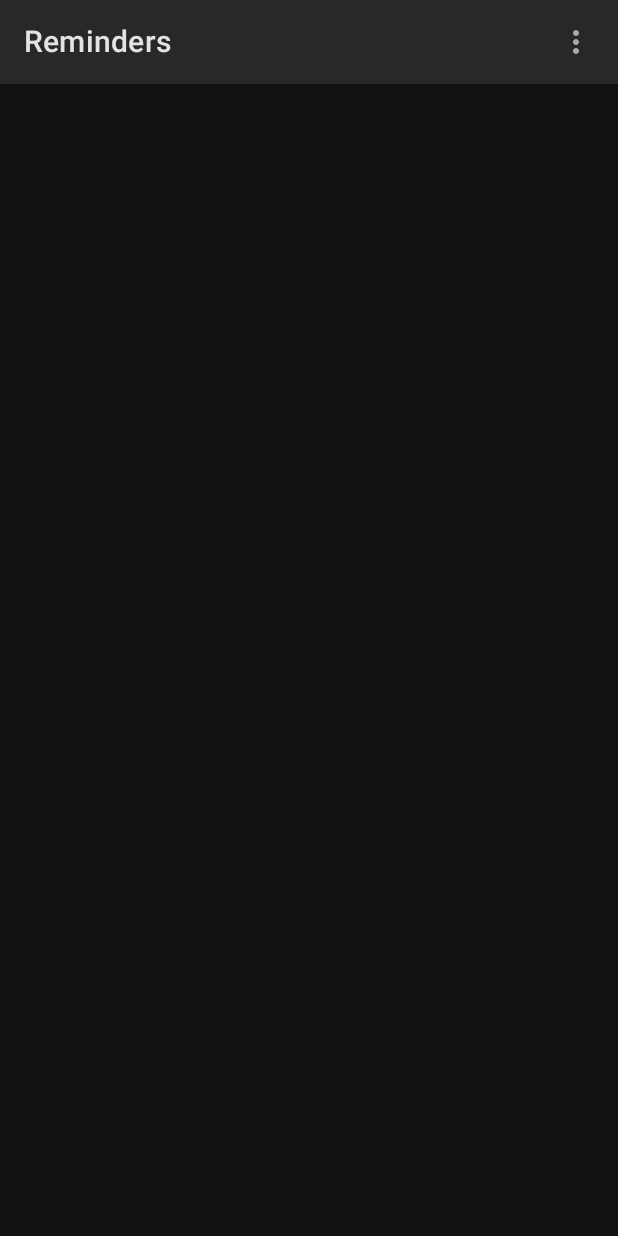
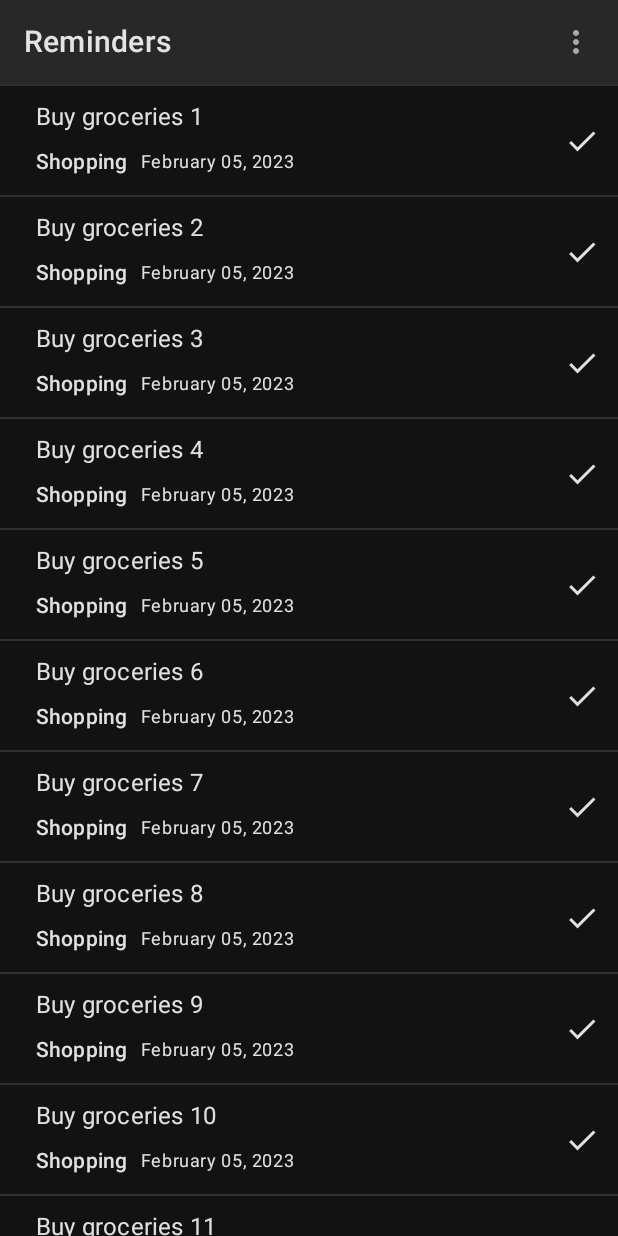
Before and after one commit to D4NILO7/Mobile_computing_reminder, an Android app built with Jetpack Compose: the home screen opened through its navigation route, on a phone screen of 412 x 824 dp. Run offline under Robolectric (Android 15) with nearby library versions, the phone set to English and light mode, and no system bars; our stand-ins replace constraintlayout-compose.

Commit message:
home page rendering

```diff
--- a/app/build.gradle
+++ b/app/build.gradle
@@ -80,4 +80,6 @@ dependencies {
 
     // Jetpack Compose Integration
     implementation("androidx.navigation:navigation-compose:$nav_version")
+
+    implementation "androidx.constraintlayout:constraintlayout-compose:1.0.1"
 }
--- /dev/null
+++ b/app/src/main/java/com/example/mobilecomputingexerciseproject/ui/data/entity/Reminder.kt
@@ -0,0 +1,10 @@
+package com.example.mobilecomputingexerciseproject.ui.data.entity
+
+import java.util.*
+
+data class Reminder(
+    val reminderId: Long,
+    val reminderTitle: String,
+    val reminderDate: Date?,
+    val reminderCategory: String
+)
--- a/app/src/main/java/com/example/mobilecomputingexerciseproject/ui/home/Home.kt
+++ b/app/src/main/java/com/example/mobilecomputingexerciseproject/ui/home/Home.kt
@@ -18,6 +18,7 @@ import androidx.compose.ui.text.font.FontWeight
 import androidx.compose.ui.unit.DpOffset
 import androidx.compose.ui.unit.dp
 import androidx.navigation.NavController
+import com.example.mobilecomputingexerciseproject.ui.home.categoryReminder.CategoryReminder
 
 @Composable
 fun Home(
@@ -102,7 +103,7 @@ fun Home(
                 }
             )
 
-
+            CategoryReminder()
 
         }
     }
--- /dev/null
+++ b/app/src/main/java/com/example/mobilecomputingexerciseproject/ui/home/categoryReminder/CategoryReminder.kt
@@ -0,0 +1,151 @@
+package com.example.mobilecomputingexerciseproject.ui.home.categoryReminder
+
+import androidx.compose.foundation.clickable
+import androidx.compose.foundation.layout.*
+import androidx.compose.foundation.lazy.LazyColumn
+import androidx.compose.foundation.lazy.items
+import androidx.compose.material.*
+import androidx.compose.material.icons.Icons
+import androidx.compose.material.icons.filled.Check
+import androidx.compose.runtime.Composable
+import androidx.compose.runtime.collectAsState
+import androidx.compose.runtime.getValue
+import androidx.compose.ui.Modifier
+import androidx.compose.ui.text.style.TextOverflow
+import androidx.compose.ui.unit.dp
+import androidx.constraintlayout.compose.ConstraintLayout
+import androidx.constraintlayout.compose.Dimension
+import androidx.constraintlayout.widget.ConstraintLayout
+import androidx.lifecycle.viewmodel.compose.viewModel
+import com.example.mobilecomputingexerciseproject.ui.data.entity.Reminder
+import java.text.SimpleDateFormat
+import java.util.*
+
+@Composable
+fun CategoryReminder(
+
+) {
+    val viewModel: CategoryReminderViewModel = viewModel()
+    val viewState by viewModel.state.collectAsState()
+
+    Column(modifier = Modifier.fillMaxWidth()) {
+        ReminderList(
+            list = viewState.reminders
+        )
+
+    }
+}
+
+@Composable
+private fun ReminderList(
+    list: List<Reminder>
+) {
+    LazyColumn(
+        contentPadding = PaddingValues(0.dp), verticalArrangement = Arrangement.Center
+    ) {
+        items(list) { item ->
+            ReminderListItem(reminder = item, onClick = {})
+        }
+    }
+}
+
+
+@Composable
+private fun ReminderListItem(
+    reminder: Reminder,
+    onClick: () -> Unit,
+) {
+    ConstraintLayout(modifier = Modifier
+        .fillMaxWidth()
+        .clickable { onClick() }) {
+
+        val (divider, reminderTitle, reminderCategory, icon, date) = createRefs()
+        Divider(
+            Modifier.fillMaxWidth().constrainAs(divider){
+                top.linkTo(parent.top)
+                centerHorizontallyTo(parent)
+                width = Dimension.fillToConstraints
+            }
+        )
+        //--------------------------------------------- title
+        Text(
+            text = reminder.reminderTitle,
+            maxLines = 1,
+            style = MaterialTheme.typography.subtitle1,
+            modifier = Modifier.constrainAs(reminderTitle){
+                linkTo(
+                    start = parent.start,
+                    end = icon.start,
+                    startMargin = 24.dp,
+                    endMargin = 16.dp,
+                    bias = 0f
+                )
+                top.linkTo(parent.top, margin = 10.dp)
+                width = Dimension.preferredWrapContent
+            }
+        )
+        //-------------------------------------------- category
+        Text(
+            text = reminder.reminderCategory,
+            maxLines = 1,
+            style = MaterialTheme.typography.subtitle2,
+            modifier = Modifier.constrainAs(reminderCategory){
+                linkTo(
+                    start = parent.start,
+                    end = icon.start,
+                    startMargin = 24.dp,
+                    endMargin = 8.dp,
+                    bias = 0f
+                )
+                top.linkTo(reminderTitle.bottom, margin = 6.dp)
+                bottom.linkTo(parent.bottom, 10.dp)
+                width = Dimension.preferredWrapContent
+            }
+        )
+        //--------------------------------------------- date
+        Text(
+            text = when {
+                reminder.reminderDate !=null -> { reminder.reminderDate.formatToString()}
+                else -> Date().formatToString()
+            },
+            maxLines = 1,
+            overflow = TextOverflow.Ellipsis,
+            style = MaterialTheme.typography.caption,
+            modifier = Modifier.constrainAs(date){
+                linkTo(
+                    start = reminderCategory.end,
+                    end = icon.start,
+                    startMargin = 8.dp,
+                    endMargin = 16.dp,
+                    bias = 0f
+
+                )
+                centerVerticallyTo(reminderCategory)
+                top.linkTo(reminderTitle.bottom, 6.dp)
+                bottom.linkTo(parent.bottom,10.dp)
+            }
+        )
+
+        IconButton(
+            onClick = { /*TODO*/ },
+            modifier = Modifier
+                .size(50.dp)
+                .padding(6.dp)
+                .constrainAs(icon){
+                    top.linkTo(parent.top, 10.dp)
+                    bottom.linkTo(parent.bottom, 10.dp)
+                    end.linkTo(parent.end)
+                }
+        ) {
+            Icon(
+                imageVector = Icons.Filled.Check,
+                contentDescription = "check"
+            )
+        }
+    }
+}
+
+
+private fun Date.formatToString(): String {
+    return SimpleDateFormat("MMMM dd, yyyy", Locale.getDefault()).format(this)
+}
--- /dev/null
+++ b/app/src/main/java/com/example/mobilecomputingexerciseproject/ui/home/categoryReminder/CategoryReminderViewModel.kt
@@ -0,0 +1,38 @@
+package com.example.mobilecomputingexerciseproject.ui.home.categoryReminder
+
+import androidx.lifecycle.ViewModel
+import androidx.lifecycle.viewModelScope
+import com.example.mobilecomputingexerciseproject.ui.data.entity.Reminder
+import kotlinx.coroutines.flow.MutableStateFlow
+import kotlinx.coroutines.flow.StateFlow
+import kotlinx.coroutines.launch
+import java.util.*
+
+class CategoryReminderViewModel : ViewModel(){
+    private val _state = MutableStateFlow(CategoryReminderViewState())
+
+    val state : StateFlow<CategoryReminderViewState>
+            get() = _state
+    init {
+        val list = mutableListOf<Reminder>()
+        for (x in 1..20){
+            list.add(
+                Reminder(
+                    reminderId = x.toLong(),
+                    reminderTitle = "Buy groceries $x",
+                    reminderCategory = "Shopping",
+                    reminderDate = Date()
+                )
+            )
+        }
+        viewModelScope.launch {
+            _state.value = CategoryReminderViewState(
+                reminders = list
+            )
+        }
+    }
+}
+
+data class CategoryReminderViewState(
+    val reminders : List<Reminder> = emptyList()
+)
```
